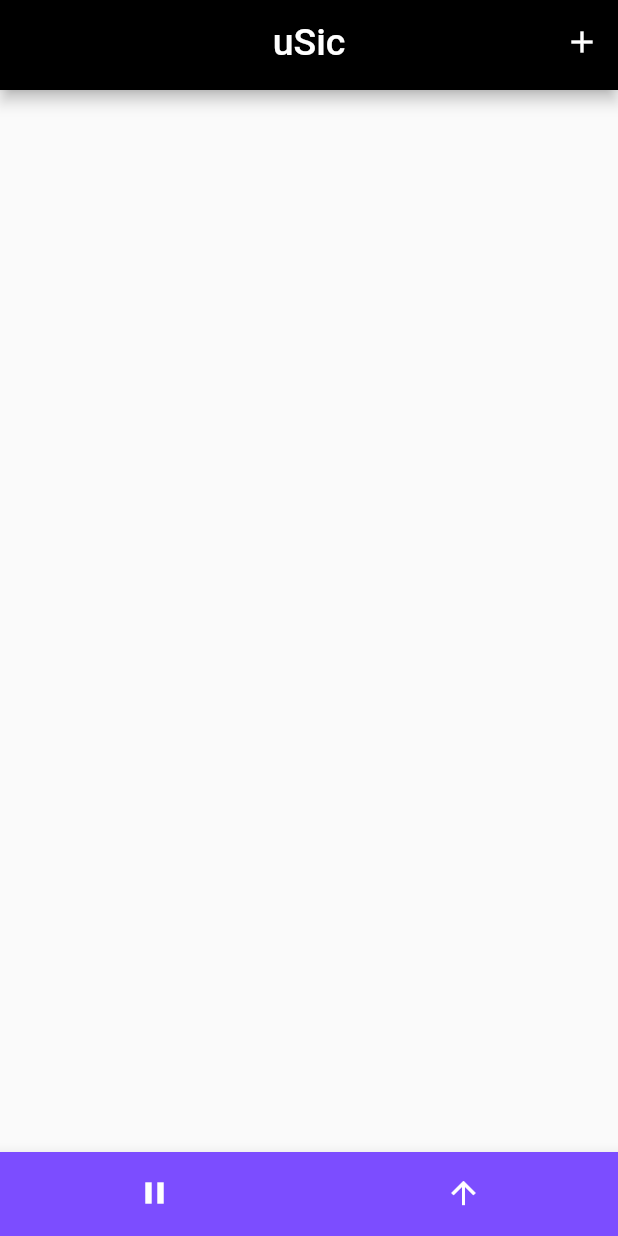
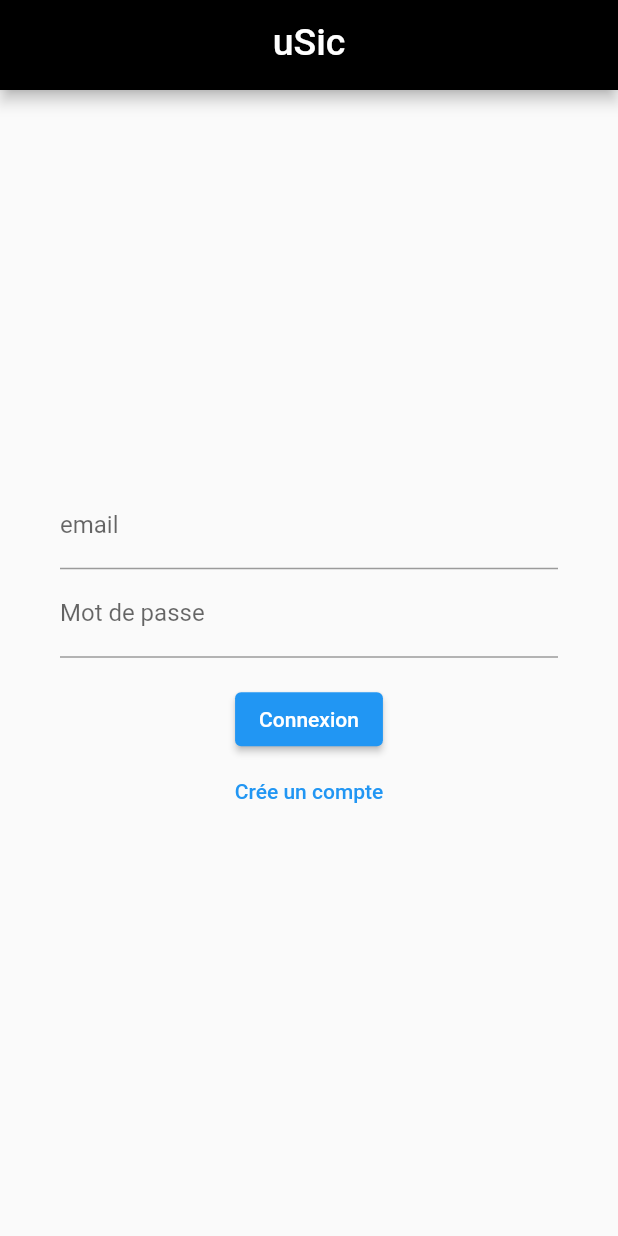
Before and after one commit to TenKaiMass/Clone_app_music_flutter, a Flutter app: the screen it shows after launch, on a phone screen of 412 x 824 dp. Run offline on Flutter 3.47's test engine with Material 2 defaults, Android fonts, the phone set to English and light mode, and no system bars; our stand-ins replace audioplayers, cached_network_image, cloud_firestore, firebase_auth, firebase_core, google_fonts and 1 more; accounts and stored records are empty; Roboto replaces fonts that are missing (Amiko).

Commit message:
Firebase auth activé

```diff
--- /dev/null
+++ b/my_app/lib/auth.dart
@@ -0,0 +1,39 @@
+import 'package:firebase_auth/firebase_auth.dart';
+
+class Auth {
+  final FirebaseAuth _firebaseAuth = FirebaseAuth.instance;
+
+  User? get currentUser => _firebaseAuth.currentUser;
+
+  Stream<User?> get authStateChanges => _firebaseAuth.authStateChanges();
+
+  Future<void> sendPasswordResetEmail({
+    required String mail,
+  }) async {
+    await _firebaseAuth.sendPasswordResetEmail(email: mail);
+  }
+
+  Future<void> signInWithEmailAndPassword({
+    required String mail,
+    required String mdp,
+  }) async {
+    await _firebaseAuth.signInWithEmailAndPassword(
+      email: mail,
+      password: mdp,
+    );
+  }
+
+  Future<void> createUserWithEmailAndPassword({
+    required String mail,
+    required String mdp,
+  }) async {
+    await _firebaseAuth.createUserWithEmailAndPassword(
+      email: mail,
+      password: mdp,
+    );
+  }
+
+  Future<void> signOut() async {
+    await _firebaseAuth.signOut();
+  }
+}
--- a/my_app/lib/cloud.dart
+++ b/my_app/lib/cloud.dart
@@ -38,9 +38,9 @@ class UsicData extends State<FireBase> {
     );
   }
 
-  void insertMyData(MyData music) async {
+  Future insertMyData(MyData music) async {
     final db = FirebaseFirestore.instance.collection("music_bank").doc();
-    music.id = db.id as int;
+    music.id = db.id;
     await db.set(music.toMap());
   }
 
--- a/my_app/lib/data_struct.dart
+++ b/my_app/lib/data_struct.dart
@@ -1,5 +1,5 @@
 class MyData {
-  int id;
+  String id;
   String titre;
   String artiste;
   String chemin_music;
@@ -24,10 +24,4 @@ class MyData {
         map['chemin_music'],
         map['cover'],
       );
-
-
-
-
-
-
 }
--- a/my_app/lib/lecteur.dart
+++ b/my_app/lib/lecteur.dart
@@ -2,7 +2,6 @@ import 'package:audioplayers/audioplayers.dart';
 import 'package:cloud_firestore/cloud_firestore.dart';
 import 'package:flutter/material.dart';
 import 'package:google_fonts/google_fonts.dart';
-
 import 'data_struct.dart';
 
 class PlayerGestion extends StatefulWidget {
@@ -254,7 +253,7 @@ class MyAppBar extends StatelessWidget implements PreferredSizeWidget {
       elevation: 0,
       leading: IconButton(
         icon: const Icon(
-          Icons.chevron_left,
+          Icons.arrow_drop_down_outlined,
           color: Colors.black,
           size: 30,
         ),
--- a/my_app/lib/main.dart
+++ b/my_app/lib/main.dart
@@ -1,14 +1,17 @@
 import 'package:cached_network_image/cached_network_image.dart';
 import 'package:cloud_firestore/cloud_firestore.dart';
 import 'package:firebase_core/firebase_core.dart';
-//import 'package:cloud_firestore/cloud_firestore.dart';
 import 'package:flutter/material.dart';
 import 'package:google_fonts/google_fonts.dart';
 import 'package:my_app/ServiceData.dart';
+import 'package:my_app/register.dart';
+import 'package:my_app/utils.dart';
+import 'auth.dart';
 import 'data_struct.dart';
 import 'cloud.dart';
 import 'firebase_options.dart';
 import 'lecteur.dart';
+import 'package:firebase_auth/firebase_auth.dart';
 
 void main() async {
   WidgetsFlutterBinding.ensureInitialized();
@@ -27,7 +30,7 @@ class MyApp extends StatelessWidget {
     return MaterialApp(
         debugShowCheckedModeBanner: false,
         title: 'Spotifesse',
-        home: HomePageMutable());
+        home: WidgetTree());
   }
 }
 
@@ -69,6 +72,12 @@ class HomePage extends State<HomePageMutable> {
           }),
       bottomNavigationBar: MyBottumBar(),
     );
+  }
+
+  Future insertMyData(MyData music) async {
+    final db = FirebaseFirestore.instance.collection("music_bank").doc();
+    music.id = db.id;
+    await db.set(music.toMap());
   }
 }
 
@@ -145,34 +154,25 @@ class MyBottumBar extends StatelessWidget {
   }
 }
 
-class MyAppBar2 extends StatelessWidget implements PreferredSizeWidget {
-  Size get preferredSize => new Size.fromHeight(60);
+class WidgetTree extends StatefulWidget {
+  const WidgetTree({Key? key}) : super(key: key);
 
   @override
+  State<WidgetTree> createState() => _WidgetTreeState();
+}
+
+class _WidgetTreeState extends State<WidgetTree> {
+  @override
   Widget build(BuildContext context) {
-    return AppBar(
-        backgroundColor: Colors.black,
-        centerTitle: true,
-        title: Text(
-          "uSic",
-          selectionColor: Colors.white,
-          style: GoogleFonts.amiko(fontSize: 25),
-        ),
-        actions: [
-          IconButton(
-            icon: Icon(Icons.add),
-            color: Colors.white,
-            onPressed: () {
-              Navigator.push(
-                context,
-                MaterialPageRoute(
-                  builder: (BuildContext context) => const Scaffold(
-                    body: Center(child: Text("Not Implement Yet!")),
-                  ),
-                ),
-              );
-            },
-          ),
-        ]);
+    return StreamBuilder(
+      stream: Auth().authStateChanges,
+      builder: (context, snapshot) {
+        if (snapshot.hasData) {
+          return HomePageMutable();
+        } else {
+          return const LoginPage();
+        }
+      },
+    );
   }
 }
--- /dev/null
+++ b/my_app/lib/register.dart
@@ -0,0 +1,109 @@
+import 'dart:io';
+import 'package:flutter/material.dart';
+import 'package:firebase_auth/firebase_auth.dart';
+import 'package:google_fonts/google_fonts.dart';
+import 'auth.dart';
+import 'utils.dart';
+
+class LoginPage extends StatefulWidget {
+  const LoginPage({Key? key}) : super(key: key);
+
+  @override
+  State<LoginPage> createState() => _LoginPageState();
+}
+
+class _LoginPageState extends State<LoginPage> {
+  String? errorMessage = '';
+  bool isLogin = true;
+
+  final TextEditingController _controllerEmail = TextEditingController();
+  final TextEditingController _controllerPassword = TextEditingController();
+
+  Future<void> signInWithEmailAndPassword() async {
+    try {
+      await Auth().signInWithEmailAndPassword(
+        mail: _controllerEmail.text,
+        mdp: _controllerPassword.text,
+      );
+    } on FirebaseAuthException catch (e) {
+      setState(() {
+        errorMessage = e.message;
+      });
+    }
+  }
+
+  Future<void> createUserWithEmailAndPassword() async {
+    try {
+      await Auth().createUserWithEmailAndPassword(
+        mail: _controllerEmail.text,
+        mdp: _controllerPassword.text,
+      );
+    } on FirebaseAuthException catch (e) {
+      setState(() {
+        errorMessage = e.message;
+      });
+    }
+  }
+
+  Widget _entryField(
+    String title,
+    TextEditingController controller,
+  ) {
+    return TextField(
+      controller: controller,
+      decoration: InputDecoration(
+        labelText: title,
+      ),
+    );
+  }
+
+  Widget _errorMessage() {
+    return Text(errorMessage == '' ? '' : '$errorMessage',
+        style: GoogleFonts.lato(
+          color: Colors.red,
+        ));
+  }
+
+  Widget _submitButton() {
+    return ElevatedButton(
+      onPressed:
+          isLogin ? signInWithEmailAndPassword : createUserWithEmailAndPassword,
+      child: Text(isLogin ? 'Connexion' : "s'enregistrer"),
+    );
+  }
+
+  Widget _loginOrRegisterButton() {
+    return TextButton(
+      onPressed: () {
+        setState(() {
+          isLogin = !isLogin;
+        });
+      },
+      child: Text(isLogin ? 'Crée un compte' : 'Déjà un compte'),
+    );
+  }
+
+  @override
+  Widget build(BuildContext context) {
+    return Scaffold(
+      appBar: MyAppBar1(),
+      body: Container(
+        padding: const EdgeInsets.fromLTRB(40, 8, 40, 20),
+        height: double.infinity,
+        width: double.infinity,
+        //padding: const EdgeInsets.all(20),
+        child: Column(
+          crossAxisAlignment: CrossAxisAlignment.center,
+          mainAxisAlignment: MainAxisAlignment.center,
+          children: <Widget>[
+            _entryField('email', _controllerEmail),
+            _entryField('Mot de passe', _controllerPassword),
+            _errorMessage(),
+            _submitButton(),
+            _loginOrRegisterButton(),
+          ],
+        ),
+      ),
+    );
+  }
+}
--- a/my_app/pubspec.yaml
+++ b/my_app/pubspec.yaml
@@ -35,6 +35,7 @@ dependencies:
   audioplayers: ^0.20.1
   firebase_core: ^1.24.0
   cloud_firestore: ^3.5.1
+  firebase_auth: ^3.11.2
 
   # The following adds the Cupertino Icons font to your application.
   # Use with the CupertinoIcons class for iOS style icons.
```
Also changed, not shown: my_app/lib/utils.dart (added, +66 -0 lines), my_app/pubspec.lock, 4 other files.
